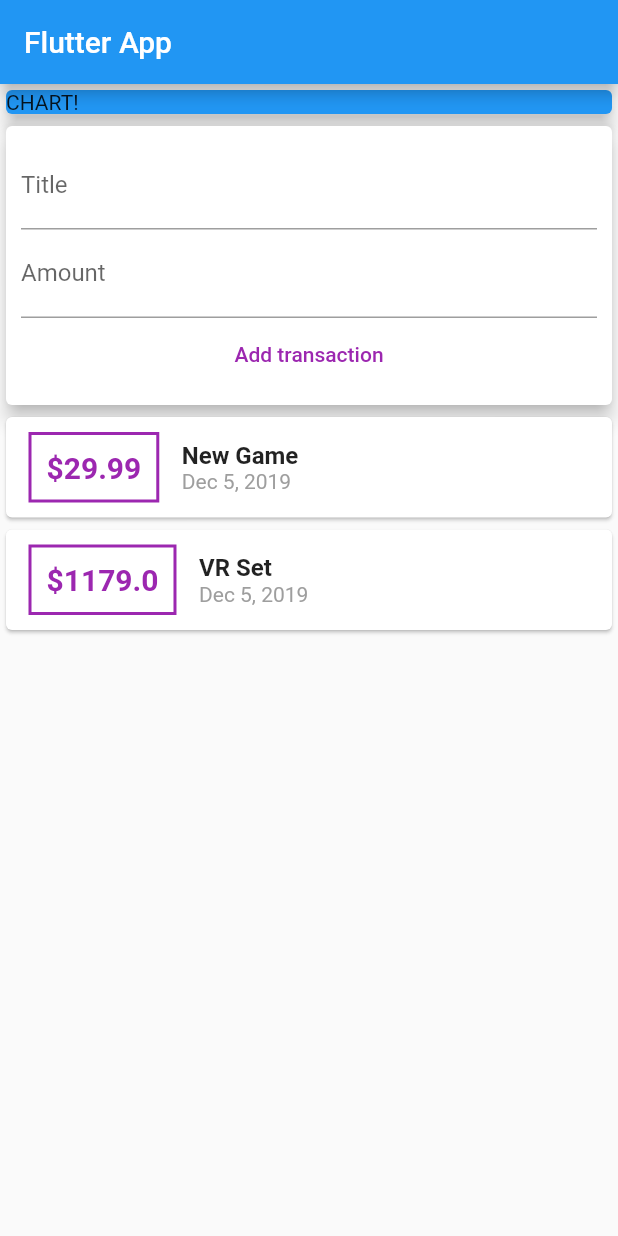
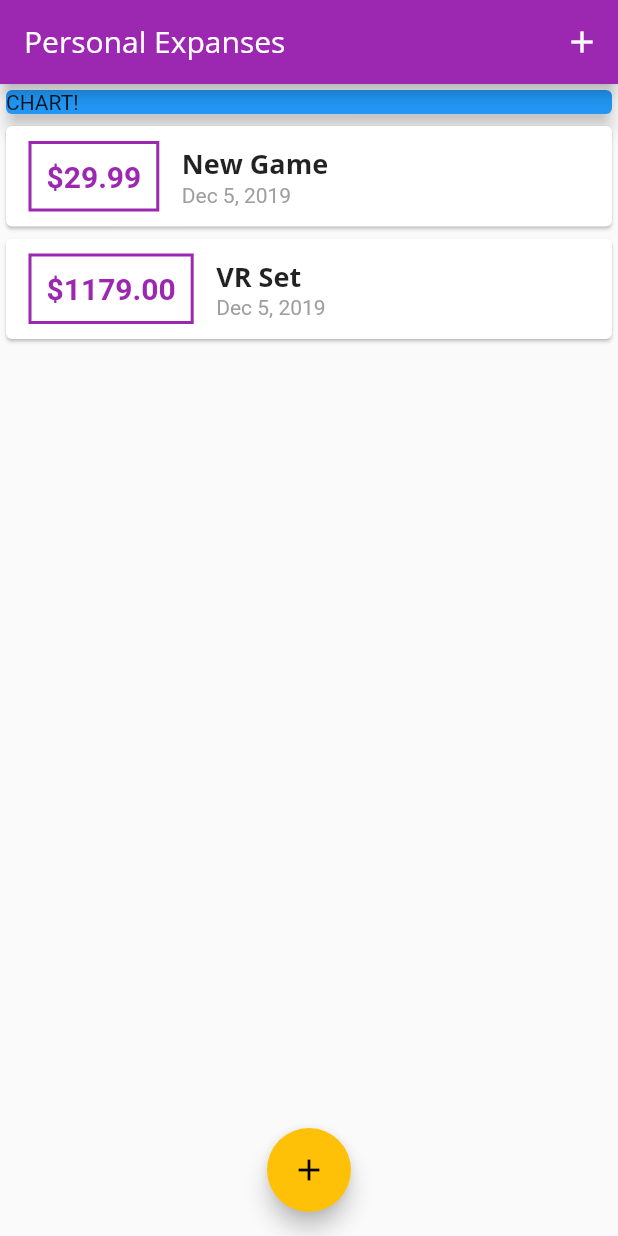
Before and after one commit to lkochniss/udemy_personal_expense, a Flutter app: the screen it shows after launch, on a phone screen of 412 x 824 dp. Run offline on Flutter 3.47's test engine with Material 2 defaults, Android fonts, the phone set to English and light mode, and no system bars.

Commit message:
end of lessen 94

```diff
--- a/lib/main.dart
+++ b/lib/main.dart
@@ -1,5 +1,8 @@
 import 'package:flutter/material.dart';
-import './widgets/user_transactions.dart';
+
+import './models/transaction.dart';
+import './widgets/new_transaction.dart';
+import './widgets/transaction_list.dart';
 
 void main() => runApp(MyApp());
 
@@ -7,18 +10,68 @@ class MyApp extends StatelessWidget {
   @override
   Widget build(BuildContext context) {
     return MaterialApp(
-      title: 'Flutter App',
+      title: 'Personal Expases',
+      theme: ThemeData(
+          primarySwatch: Colors.purple,
+          accentColor: Colors.amber,
+          fontFamily: 'Quicksand',
+          textTheme: ThemeData.light().textTheme.copyWith(
+              title: TextStyle(
+                  fontFamily: 'OpenSans',
+                  fontSize: 18,
+                  fontWeight: FontWeight.bold)),
+          appBarTheme: AppBarTheme(
+              textTheme: ThemeData.light().textTheme.copyWith(
+                  title: TextStyle(fontFamily: 'OpenSans', fontSize: 20)))),
       home: MyHomePage(),
     );
   }
 }
 
-class MyHomePage extends StatelessWidget {
+class MyHomePage extends StatefulWidget {
+  @override
+  _MyHomePageState createState() => _MyHomePageState();
+}
+
+class _MyHomePageState extends State<MyHomePage> {
+  final List<Transaction> _userTransactions = [
+    Transaction(
+        id: 't1', title: 'New Game', amount: 29.99, date: DateTime.now()),
+    Transaction(
+        id: 't2', title: 'VR Set', amount: 1179.00, date: DateTime.now()),
+  ];
+
+  void _addNewTransaction(String title, double amount) {
+    final transaction = new Transaction(
+        title: title,
+        amount: amount,
+        date: DateTime.now(),
+        id: DateTime.now().toString());
+
+    setState(() {
+      _userTransactions.add(transaction);
+    });
+  }
+
+  void _startAddNewTransaction(BuildContext context) {
+    showModalBottomSheet(
+        context: context,
+        builder: (_) {
+          return NewTransaction(_addNewTransaction);
+        });
+  }
+
   @override
   Widget build(BuildContext context) {
     return Scaffold(
       appBar: AppBar(
-        title: Text('Flutter App'),
+        actions: <Widget>[
+          IconButton(
+            icon: Icon(Icons.add),
+            onPressed: () => _startAddNewTransaction(context),
+          )
+        ],
+        title: Text('Personal Expanses'),
       ),
       body: Column(
           mainAxisAlignment: MainAxisAlignment.start,
@@ -32,8 +85,13 @@ class MyHomePage extends StatelessWidget {
                 elevation: 5,
               ),
             ),
-            UserTransactions()
+            TransactionList(_userTransactions)
           ]),
+      floatingActionButtonLocation: FloatingActionButtonLocation.centerFloat,
+      floatingActionButton: FloatingActionButton(
+        child: Icon(Icons.add),
+        onPressed: () => _startAddNewTransaction(context),
+      ),
     );
   }
 }
--- a/lib/widgets/transaction_list.dart
+++ b/lib/widgets/transaction_list.dart
@@ -9,31 +9,36 @@ class TransactionList extends StatelessWidget {
 
   @override
   Widget build(BuildContext context) {
-    return Column(
-      children: transactions.map((transaction) {
+    return Container(
+      height: 300,
+      child: ListView.builder(
+        itemBuilder: (BuildContext context, index) {
           return Card(
             child: Row(
               children: <Widget>[
                 Container(
                   decoration: BoxDecoration(
-                    border: Border.all(color: Colors.purple, width: 2)),
+                      border: Border.all(
+                          width: 2, color: Theme.of(context).primaryColor)),
                   margin: EdgeInsets.symmetric(vertical: 10, horizontal: 15),
                   padding: EdgeInsets.all(10),
-                child: Text('\$${transaction.amount}',
+                  child: Text(
+                      '\$${transactions[index].amount.toStringAsFixed(2)}',
                       style: TextStyle(
                           fontWeight: FontWeight.bold,
                           fontSize: 20,
-                        color: Colors.purple)),
+                          color: Theme.of(context).primaryColor)),
                 ),
                 Column(
                   crossAxisAlignment: CrossAxisAlignment.start,
                   children: <Widget>[
                     Text(
-                    transaction.title,
-                    style: TextStyle(fontWeight: FontWeight.bold, fontSize: 16),
+                      transactions[index].title,
+                      style:
+                          Theme.of(context).textTheme.title
                     ),
                     Text(
-                    DateFormat.yMMMd().format(transaction.date),
+                      DateFormat.yMMMd().format(transactions[index].date),
                       style: TextStyle(color: Colors.grey),
                     )
                   ],
@@ -41,7 +46,9 @@ class TransactionList extends StatelessWidget {
               ],
             ),
           );
-      }).toList(),
+        },
+        itemCount: transactions.length,
+      ),
     );
   }
 }
--- a/lib/widgets/user_transactions.dart
+++ /dev/null
@@ -1,40 +0,0 @@
-import 'dart:math';
-
-import 'package:flutter/material.dart';
-import './new_transaction.dart';
-import './transaction_list.dart';
-import '../models/transaction.dart';
-
-class UserTransactions extends StatefulWidget {
-  @override
-  _UserTransactionsState createState() => _UserTransactionsState();
-}
-
-class _UserTransactionsState extends State<UserTransactions> {
-  final List<Transaction> _userTransactions = [
-    Transaction(
-        id: 't1', title: 'New Game', amount: 29.99, date: DateTime.now()),
-    Transaction(
-        id: 't2', title: 'VR Set', amount: 1179.00, date: DateTime.now()),
-  ];
-
-  void _addNewTransaction(String title, double amount) {
-    final transaction = new Transaction(
-        title: title,
-        amount: amount,
-        date: DateTime.now(),
-        id: DateTime.now().toString());
-
-    setState(() {
-      _userTransactions.add(transaction);
-    });
-  }
-
-  @override
-  Widget build(BuildContext context) {
-    return Column(children: <Widget>[
-      NewTransaction(_addNewTransaction),
-      TransactionList(_userTransactions)
-    ]);
-  }
-}
```
Also changed, not shown: lib/widgets/new_transaction.dart (+28 -7 lines), pubspec.yaml (+11 -11 lines), assets/fonts/OpenSans-Bold.ttf (added), assets/fonts/OpenSans-Regular.ttf (added), assets/fonts/Quicksand-Bold.ttf (added), assets/fonts/Quicksand-Light.ttf (added), assets/fonts/Quicksand-Medium.ttf (added), assets/fonts/Quicksand-Regular.ttf (added). Lines whose indentation alone changed are shown as unchanged.
